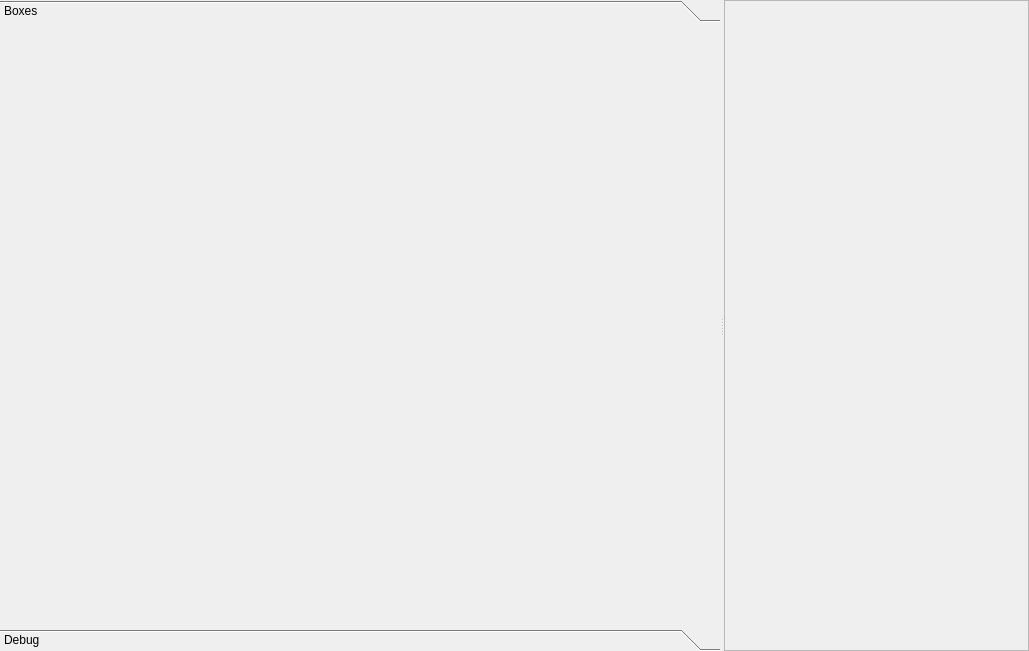
This is src/csapex/ui/designer.ui in cogsys-tuebingen/csapex as Qt 5 draws it before an edit. The edited form follows.
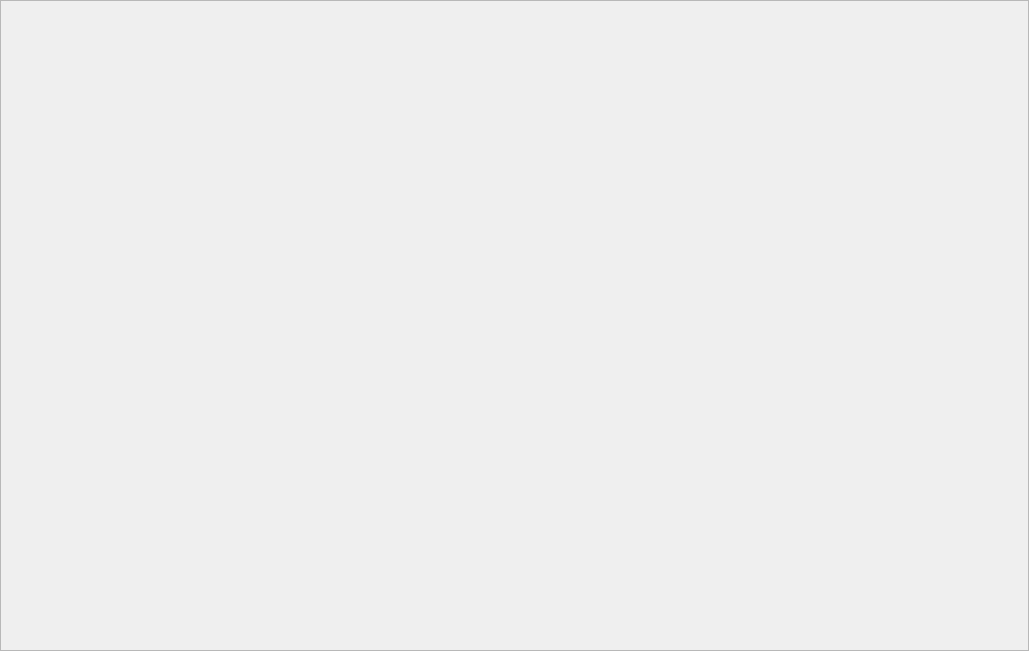
This is the edited form.

Patch:
```diff
--- a/src/csapex/ui/designer.ui
+++ b/src/csapex/ui/designer.ui
@@ -10,44 +10,20 @@
     <height>651</height>
    </rect>
   </property>
-  <layout class="QHBoxLayout" name="horizontalLayout">
-   <property name="spacing">
+  <layout class="QVBoxLayout" name="verticalLayout">
+   <property name="leftMargin">
     <number>0</number>
    </property>
-   <property name="margin">
+   <property name="topMargin">
+    <number>0</number>
+   </property>
+   <property name="rightMargin">
+    <number>0</number>
+   </property>
+   <property name="bottomMargin">
     <number>0</number>
    </property>
    <item>
-    <widget class="QSplitter" name="splitter">
-     <property name="orientation">
-      <enum>Qt::Horizontal</enum>
-     </property>
-     <widget class="QToolBox" name="toolBox">
-      <property name="maximumSize">
-       <size>
-        <width>720</width>
-        <height>16777215</height>
-       </size>
-      </property>
-      <widget class="QWidget" name="boxes">
-       <property name="geometry">
-        <rect>
-         <x>0</x>
-         <y>0</y>
-         <width>720</width>
-         <height>589</height>
-        </rect>
-       </property>
-       <attribute name="label">
-        <string>Boxes</string>
-       </attribute>
-      </widget>
-      <widget class="QWidget" name="debug">
-       <attribute name="label">
-        <string>Debug</string>
-       </attribute>
-      </widget>
-     </widget>
      <widget class="QScrollArea" name="scrollArea">
       <property name="verticalScrollBarPolicy">
        <enum>Qt::ScrollBarAsNeeded</enum>
@@ -63,7 +39,7 @@
         <rect>
          <x>0</x>
          <y>0</y>
-         <width>301</width>
+        <width>1027</width>
          <height>649</height>
         </rect>
        </property>
@@ -71,11 +47,19 @@
         <property name="spacing">
          <number>0</number>
         </property>
-        <property name="margin">
+       <property name="leftMargin">
+        <number>0</number>
+       </property>
+       <property name="topMargin">
+        <number>0</number>
+       </property>
+       <property name="rightMargin">
+        <number>0</number>
+       </property>
+       <property name="bottomMargin">
          <number>0</number>
         </property>
        </layout>
-      </widget>
      </widget>
     </widget>
    </item>
```
Lines whose indentation alone changed are shown as unchanged.
